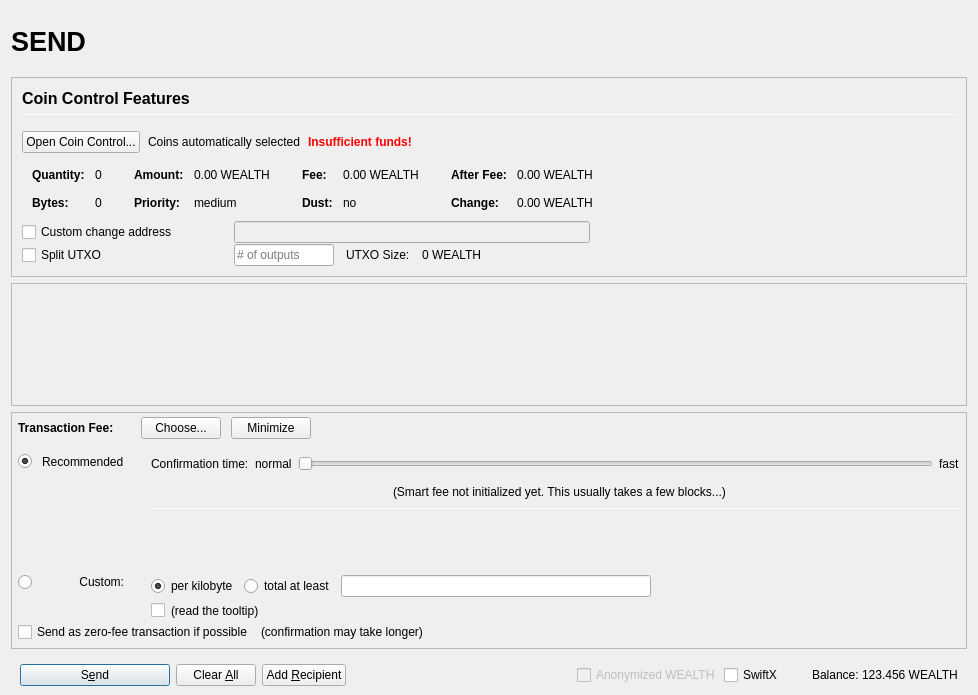
Above: src/qt/forms/sendcoinsdialog.ui from hashplatform/WealthSilo before the change. Below: the same form after it.
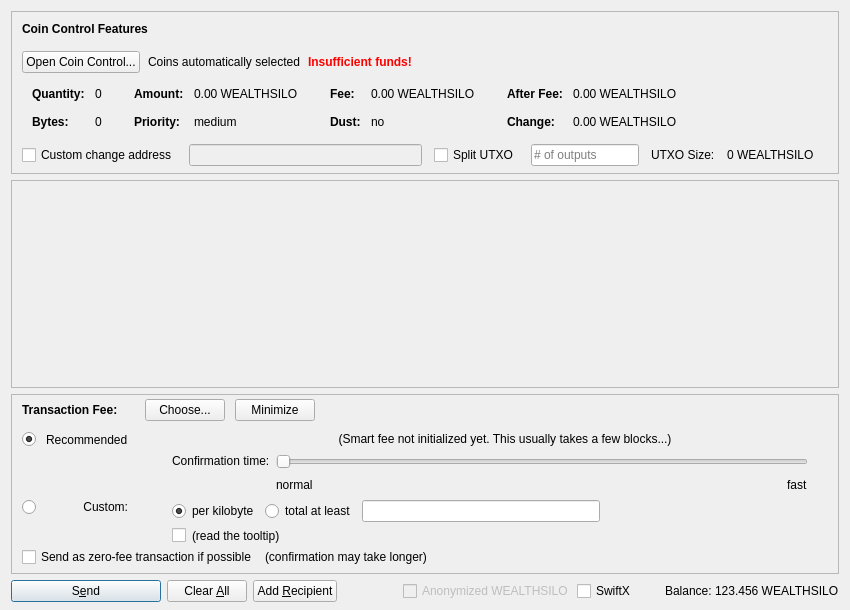
That is the form after the change. Icons and pictures are not drawn. Custom widgets are drawn as their Qt base class.

```diff
--- a/src/qt/forms/sendcoinsdialog.ui
+++ b/src/qt/forms/sendcoinsdialog.ui
@@ -2,155 +2,20 @@
 <ui version="4.0">
  <class>SendCoinsDialog</class>
  <widget class="QDialog" name="SendCoinsDialog">
-  <property name="enabled">
-   <bool>true</bool>
-  </property>
   <property name="geometry">
    <rect>
     <x>0</x>
     <y>0</y>
-    <width>978</width>
-    <height>695</height>
+    <width>850</width>
+    <height>610</height>
    </rect>
   </property>
   <property name="windowTitle">
    <string>Send Coins</string>
   </property>
-  <layout class="QVBoxLayout" name="verticalLayout" stretch="0">
+  <layout class="QVBoxLayout" name="verticalLayout" stretch="0,1,0,0">
    <property name="bottomMargin">
-    <number>9</number>
-   </property>
-   <item>
-    <layout class="QVBoxLayout" name="verticalLayout_Master" stretch="0,1">
-     <property name="spacing">
-      <number>0</number>
-     </property>
-     <property name="leftMargin">
-      <number>0</number>
-     </property>
-     <property name="topMargin">
-      <number>0</number>
-     </property>
-     <property name="rightMargin">
-      <number>0</number>
-     </property>
-     <property name="bottomMargin">
-      <number>0</number>
-     </property>
-     <item>
-      <widget class="QFrame" name="frame_Header">
-       <layout class="QVBoxLayout" name="verticalLayout_Header" stretch="0">
-        <property name="leftMargin">
-         <number>0</number>
-        </property>
-        <property name="topMargin">
-         <number>0</number>
-        </property>
-        <property name="rightMargin">
-         <number>0</number>
-        </property>
-        <property name="bottomMargin">
-         <number>0</number>
-        </property>
-        <item>
-         <layout class="QHBoxLayout" name="horizontalLayout_Header" stretch="1,0,1">
-          <property name="spacing">
-           <number>6</number>
-          </property>
-          <item>
-           <widget class="QLabel" name="labelOverviewHeaderLeft">
-            <property name="minimumSize">
-             <size>
-              <width>464</width>
-              <height>60</height>
-             </size>
-            </property>
-            <property name="maximumSize">
-             <size>
-              <width>16777215</width>
-              <height>60</height>
-             </size>
-            </property>
-            <property name="font">
-             <font>
-              <pointsize>20</pointsize>
-              <weight>75</weight>
-              <bold>true</bold>
-             </font>
-            </property>
-            <property name="text">
-             <string>SEND</string>
-            </property>
-            <property name="alignment">
-             <set>Qt::AlignLeading|Qt::AlignLeft|Qt::AlignVCenter</set>
-            </property>
-           </widget>
-          </item>
-          <item>
-           <spacer name="horizontalSpacer_Header">
-            <property name="orientation">
-             <enum>Qt::Horizontal</enum>
-            </property>
-            <property name="sizeHint" stdset="0">
-             <size>
-              <width>40</width>
-              <height>20</height>
-             </size>
-            </property>
-           </spacer>
-          </item>
-          <item>
-           <widget class="QLabel" name="labelOverviewHeaderRight">
-            <property name="minimumSize">
-             <size>
-              <width>464</width>
-              <height>60</height>
-             </size>
-            </property>
-            <property name="maximumSize">
-             <size>
-              <width>16777215</width>
-              <height>60</height>
-             </size>
-            </property>
-            <property name="font">
-             <font>
-              <pointsize>14</pointsize>
-             </font>
-            </property>
-            <property name="text">
-             <string/>
-            </property>
-            <property name="alignment">
-             <set>Qt::AlignRight|Qt::AlignTrailing|Qt::AlignVCenter</set>
-            </property>
-           </widget>
-          </item>
-         </layout>
-        </item>
-       </layout>
-      </widget>
-     </item>
-     <item>
-      <widget class="QFrame" name="frame_BG">
-       <property name="minimumSize">
-        <size>
-         <width>0</width>
-         <height>0</height>
-        </size>
-       </property>
-       <layout class="QVBoxLayout" name="layout_BG" stretch="0,0,0,0">
-        <property name="leftMargin">
-         <number>0</number>
-        </property>
-        <property name="topMargin">
-         <number>6</number>
-        </property>
-        <property name="rightMargin">
-         <number>0</number>
-        </property>
-        <property name="bottomMargin">
-         <number>0</number>
+    <number>8</number>
         </property>
         <item>
          <widget class="QFrame" name="frameCoinControl">
@@ -186,13 +51,12 @@
             <number>0</number>
            </property>
            <property name="bottomMargin">
-            <number>0</number>
+       <number>6</number>
            </property>
            <item>
-            <widget class="QFrame" name="frameCoinControl_BG">
-             <layout class="QVBoxLayout" name="verticalLayoutCoinControl" stretch="0,0,0,0,0,0">
+       <layout class="QVBoxLayout" name="verticalLayoutCoinControl" stretch="0,0,0,0,1">
               <property name="spacing">
-               <number>1</number>
+         <number>0</number>
               </property>
               <property name="leftMargin">
                <number>10</number>
@@ -206,11 +70,6 @@
                  <number>15</number>
                 </property>
                 <item>
-                 <layout class="QVBoxLayout" name="verticalLayout_3">
-                  <property name="spacing">
-                   <number>6</number>
-                  </property>
-                  <item>
                    <widget class="QLabel" name="labelCoinControlFeatures">
                     <property name="sizePolicy">
                      <sizepolicy hsizetype="Preferred" vsizetype="Maximum">
@@ -218,15 +77,8 @@
                       <verstretch>0</verstretch>
                      </sizepolicy>
                     </property>
-                    <property name="minimumSize">
-                     <size>
-                      <width>0</width>
-                      <height>20</height>
-                     </size>
-                    </property>
                     <property name="font">
                      <font>
-                      <pointsize>12</pointsize>
                       <weight>75</weight>
                       <bold>true</bold>
                      </font>
@@ -239,27 +91,6 @@
                     </property>
                    </widget>
                   </item>
-                  <item>
-                   <widget class="Line" name="line">
-                    <property name="minimumSize">
-                     <size>
-                      <width>0</width>
-                      <height>1</height>
-                     </size>
-                    </property>
-                    <property name="maximumSize">
-                     <size>
-                      <width>16777215</width>
-                      <height>1</height>
-                     </size>
-                    </property>
-                    <property name="orientation">
-                     <enum>Qt::Horizontal</enum>
-                    </property>
-                   </widget>
-                  </item>
-                 </layout>
-                </item>
                </layout>
               </item>
               <item>
@@ -493,7 +324,7 @@
                         <enum>Qt::ActionsContextMenu</enum>
                        </property>
                        <property name="text">
-                        <string notr="true">0.00 WEALTH</string>
+                  <string notr="true">0.00 WEALTHSILO</string>
                        </property>
                        <property name="textInteractionFlags">
                         <set>Qt::LinksAccessibleByMouse|Qt::TextSelectableByKeyboard|Qt::TextSelectableByMouse</set>
@@ -573,7 +404,7 @@
                         <enum>Qt::ActionsContextMenu</enum>
                        </property>
                        <property name="text">
-                        <string notr="true">0.00 WEALTH</string>
+                  <string notr="true">0.00 WEALTHSILO</string>
                        </property>
                        <property name="textInteractionFlags">
                         <set>Qt::LinksAccessibleByMouse|Qt::TextSelectableByKeyboard|Qt::TextSelectableByMouse</set>
@@ -653,7 +484,7 @@
                         <enum>Qt::ActionsContextMenu</enum>
                        </property>
                        <property name="text">
-                        <string notr="true">0.00 WEALTH</string>
+                  <string notr="true">0.00 WEALTHSILO</string>
                        </property>
                        <property name="textInteractionFlags">
                         <set>Qt::LinksAccessibleByMouse|Qt::TextSelectableByKeyboard|Qt::TextSelectableByMouse</set>
@@ -682,7 +513,7 @@
                         <enum>Qt::ActionsContextMenu</enum>
                        </property>
                        <property name="text">
-                        <string notr="true">0.00 WEALTH</string>
+                  <string notr="true">0.00 WEALTHSILO</string>
                        </property>
                        <property name="textInteractionFlags">
                         <set>Qt::LinksAccessibleByMouse|Qt::TextSelectableByKeyboard|Qt::TextSelectableByMouse</set>
@@ -697,7 +528,7 @@
                </widget>
               </item>
               <item>
-               <layout class="QHBoxLayout" name="horizontalLayoutCoinControl4">
+         <layout class="QHBoxLayout" name="horizontalLayoutCoinControl4" stretch="0,0,0,0,0,0,0">
                 <property name="spacing">
                  <number>12</number>
                 </property>
@@ -705,31 +536,13 @@
                  <enum>QLayout::SetDefaultConstraint</enum>
                 </property>
                 <property name="topMargin">
-                 <number>0</number>
+           <number>5</number>
                 </property>
                 <property name="rightMargin">
-                 <number>0</number>
+           <number>5</number>
                 </property>
                 <item>
                  <widget class="QCheckBox" name="checkBoxCoinControlChange">
-                  <property name="sizePolicy">
-                   <sizepolicy hsizetype="Preferred" vsizetype="Preferred">
-                    <horstretch>0</horstretch>
-                    <verstretch>0</verstretch>
-                   </sizepolicy>
-                  </property>
-                  <property name="minimumSize">
-                   <size>
-                    <width>200</width>
-                    <height>0</height>
-                   </size>
-                  </property>
-                  <property name="maximumSize">
-                   <size>
-                    <width>200</width>
-                    <height>16777215</height>
-                   </size>
-                  </property>
                   <property name="toolTip">
                    <string>If this is activated, but the change address is empty or invalid, change will be sent to a newly generated address.</string>
                   </property>
@@ -744,71 +557,15 @@
                    <bool>false</bool>
                   </property>
                   <property name="sizePolicy">
-                   <sizepolicy hsizetype="Preferred" vsizetype="Preferred">
+             <sizepolicy hsizetype="Expanding" vsizetype="Fixed">
                     <horstretch>0</horstretch>
                     <verstretch>0</verstretch>
                    </sizepolicy>
                   </property>
-                  <property name="minimumSize">
-                   <size>
-                    <width>300</width>
-                    <height>0</height>
-                   </size>
-                  </property>
-                 </widget>
-                </item>
-                <item>
-                 <widget class="QLabel" name="labelCoinControlChangeLabel">
-                  <property name="sizePolicy">
-                   <sizepolicy hsizetype="Preferred" vsizetype="Preferred">
-                    <horstretch>0</horstretch>
-                    <verstretch>0</verstretch>
-                   </sizepolicy>
-                  </property>
-                  <property name="minimumSize">
-                   <size>
-                    <width>100</width>
-                    <height>0</height>
-                   </size>
-                  </property>
-                  <property name="text">
-                   <string/>
-                  </property>
-                  <property name="margin">
-                   <number>3</number>
-                  </property>
-                 </widget>
-                </item>
-               </layout>
-              </item>
-              <item>
-               <layout class="QHBoxLayout" name="horizontalLayoutCoinControl6">
-                <property name="spacing">
-                 <number>12</number>
-                </property>
-                <property name="rightMargin">
-                 <number>0</number>
-                </property>
+           </widget>
+          </item>
                 <item>
                  <widget class="QCheckBox" name="splitBlockCheckBox">
-                  <property name="sizePolicy">
-                   <sizepolicy hsizetype="Preferred" vsizetype="Preferred">
-                    <horstretch>0</horstretch>
-                    <verstretch>0</verstretch>
-                   </sizepolicy>
-                  </property>
-                  <property name="minimumSize">
-                   <size>
-                    <width>200</width>
-                    <height>0</height>
-                   </size>
-                  </property>
-                  <property name="maximumSize">
-                   <size>
-                    <width>200</width>
-                    <height>16777215</height>
-                   </size>
-                  </property>
                   <property name="text">
                    <string>Split UTXO</string>
                   </property>
@@ -817,23 +574,11 @@
                 <item>
                  <widget class="QLineEdit" name="splitBlockLineEdit">
                   <property name="sizePolicy">
-                   <sizepolicy hsizetype="Preferred" vsizetype="Preferred">
+             <sizepolicy hsizetype="Fixed" vsizetype="Fixed">
                     <horstretch>50</horstretch>
                     <verstretch>0</verstretch>
                    </sizepolicy>
                   </property>
-                  <property name="minimumSize">
-                   <size>
-                    <width>100</width>
-                    <height>0</height>
-                   </size>
-                  </property>
-                  <property name="maximumSize">
-                   <size>
-                    <width>100</width>
-                    <height>16777215</height>
-                   </size>
-                  </property>
                   <property name="placeholderText">
                    <string># of outputs</string>
                   </property>
@@ -849,22 +594,31 @@
                 <item>
                  <widget class="QLabel" name="labelBlockSize">
                   <property name="text">
-                   <string>0 WEALTH</string>
+             <string>0 WEALTHSILO</string>
                   </property>
                  </widget>
                 </item>
                 <item>
-                 <spacer name="horizontalSpacer_7">
-                  <property name="orientation">
-                   <enum>Qt::Horizontal</enum>
-                  </property>
-                  <property name="sizeHint" stdset="0">
+           <widget class="QLabel" name="labelCoinControlChangeLabel">
+            <property name="sizePolicy">
+             <sizepolicy hsizetype="Preferred" vsizetype="Expanding">
+              <horstretch>0</horstretch>
+              <verstretch>0</verstretch>
+             </sizepolicy>
+            </property>
+            <property name="minimumSize">
                    <size>
-                    <width>40</width>
-                    <height>20</height>
-                   </size>
-                  </property>
-                 </spacer>
+              <width>0</width>
+              <height>0</height>
+             </size>
+            </property>
+            <property name="text">
+             <string/>
+            </property>
+            <property name="margin">
+             <number>3</number>
+            </property>
+           </widget>
                 </item>
                </layout>
               </item>
@@ -882,7 +636,6 @@
                </spacer>
               </item>
              </layout>
-            </widget>
            </item>
           </layout>
          </widget>
@@ -897,8 +650,8 @@
             <rect>
              <x>0</x>
              <y>0</y>
-             <width>956</width>
-             <height>69</height>
+        <width>830</width>
+        <height>113</height>
             </rect>
            </property>
            <layout class="QVBoxLayout" name="verticalLayout_2" stretch="0,1">
@@ -980,14 +733,11 @@
               <number>0</number>
              </property>
              <property name="leftMargin">
-              <number>6</number>
+         <number>10</number>
              </property>
              <property name="topMargin">
               <number>0</number>
              </property>
-             <property name="rightMargin">
-              <number>6</number>
-             </property>
              <item>
               <layout class="QHBoxLayout" name="horizontalLayoutFee1">
                <property name="bottomMargin">
@@ -1129,61 +879,7 @@
                   <property name="verticalSpacing">
                    <number>4</number>
                   </property>
-                  <item row="2" column="0">
-                   <layout class="QVBoxLayout" name="verticalLayoutFee4" stretch="0">
-                    <item>
-                     <spacer name="verticalSpacer_2">
-                      <property name="orientation">
-                       <enum>Qt::Vertical</enum>
-                      </property>
-                      <property name="sizeHint" stdset="0">
-                       <size>
-                        <width>1</width>
-                        <height>1</height>
-                       </size>
-                      </property>
-                     </spacer>
-                    </item>
-                   </layout>
-                  </item>
-                  <item row="3" column="0">
-                   <layout class="QVBoxLayout" name="verticalLayoutFee9" stretch="0,1">
-                    <item>
-                     <widget class="QRadioButton" name="radioCustomFee">
-                      <property name="text">
-                       <string/>
-                      </property>
-                      <attribute name="buttonGroup">
-                       <string notr="true">groupFee</string>
-                      </attribute>
-                     </widget>
-                    </item>
-                    <item>
-                     <spacer name="verticalSpacer_6">
-                      <property name="orientation">
-                       <enum>Qt::Vertical</enum>
-                      </property>
-                      <property name="sizeHint" stdset="0">
-                       <size>
-                        <width>1</width>
-                        <height>1</height>
-                       </size>
-                      </property>
-                     </spacer>
-                    </item>
-                   </layout>
-                  </item>
-                  <item row="3" column="1">
-                   <widget class="QLabel" name="labelCustomFee">
-                    <property name="text">
-                     <string>Custom:</string>
-                    </property>
-                    <property name="alignment">
-                     <set>Qt::AlignRight|Qt::AlignTop|Qt::AlignTrailing</set>
-                    </property>
-                   </widget>
-                  </item>
-                  <item row="3" column="4">
+             <item row="2" column="4">
                    <layout class="QVBoxLayout" name="verticalLayoutFee8">
                     <property name="spacing">
                      <number>6</number>
@@ -1282,27 +978,80 @@
                     </item>
                    </layout>
                   </item>
-                  <item row="1" column="1">
-                   <widget class="QLabel" name="labelSmartFee_2">
+             <item row="1" column="0">
+              <layout class="QVBoxLayout" name="verticalLayoutFee4" stretch="1">
+               <item>
+                <spacer name="verticalSpacer_2">
+                 <property name="orientation">
+                  <enum>Qt::Vertical</enum>
+                 </property>
+                 <property name="sizeHint" stdset="0">
+                  <size>
+                   <width>1</width>
+                   <height>1</height>
+                  </size>
+                 </property>
+                </spacer>
+               </item>
+              </layout>
+             </item>
+             <item row="2" column="0">
+              <layout class="QVBoxLayout" name="verticalLayoutFee9" stretch="0,1">
+               <item>
+                <widget class="QRadioButton" name="radioCustomFee">
                     <property name="text">
-                     <string>Recommended</string>
-                    </property>
-                   </widget>
-                  </item>
-                  <item row="0" column="4" rowspan="3">
-                   <layout class="QVBoxLayout" name="verticalLayoutFee3" stretch="0,0,0,0,1,0">
+                  <string/>
+                 </property>
+                 <attribute name="buttonGroup">
+                  <string notr="true">groupFee</string>
+                 </attribute>
+                </widget>
+               </item>
+               <item>
+                <spacer name="verticalSpacer_6">
+                 <property name="orientation">
+                  <enum>Qt::Vertical</enum>
+                 </property>
+                 <property name="sizeHint" stdset="0">
+                  <size>
+                   <width>1</width>
+                   <height>1</height>
+                  </size>
+                 </property>
+                </spacer>
+               </item>
+              </layout>
+             </item>
+             <item row="1" column="4">
+              <layout class="QVBoxLayout" name="verticalLayoutFee3" stretch="0,0,1">
                     <property name="spacing">
                      <number>6</number>
                     </property>
                     <property name="topMargin">
                      <number>2</number>
                     </property>
-                    <property name="bottomMargin">
-                     <number>20</number>
-                    </property>
+               <item>
+                <layout class="QHBoxLayout" name="horizontalLayoutFee12">
+                 <item>
+                  <spacer name="horizontalSpacer_5">
+                   <property name="orientation">
+                    <enum>Qt::Horizontal</enum>
+                   </property>
+                   <property name="sizeHint" stdset="0">
+                    <size>
+                     <width>1</width>
+                     <height>1</height>
+                    </size>
+                   </property>
+                  </spacer>
+                 </item>
+                </layout>
+               </item>
                     <item>
                      <layout class="QHBoxLayout" name="horizontalLayoutFee9">
                       <item>
+                  <layout class="QVBoxLayout" name="verticalLayoutFee6">
+                   <item>
                        <widget class="QLabel" name="labelSmartFee3">
                         <property name="text">
                          <string>Confirmation time:</string>
@@ -1313,23 +1062,27 @@
                        </widget>
                       </item>
                       <item>
-                       <widget class="QLabel" name="labelSmartFeeNormal">
-                        <property name="text">
-                         <string>normal</string>
-                        </property>
-                        <property name="margin">
-                         <number>2</number>
-                        </property>
-                       </widget>
-                      </item>
+                    <spacer name="verticalSpacer_3">
+                     <property name="orientation">
+                      <enum>Qt::Vertical</enum>
+                     </property>
+                     <property name="sizeHint" stdset="0">
+                      <size>
+                       <width>1</width>
+                       <height>1</height>
+                      </size>
+                     </property>
+                    </spacer>
+                   </item>
+                  </layout>
+                 </item>
+                 <item>
+                  <layout class="QVBoxLayout" name="verticalLayoutFee5">
+                   <property name="rightMargin">
+                    <number>30</number>
+                   </property>
                       <item>
                        <widget class="QSlider" name="sliderSmartFee">
-                        <property name="minimumSize">
-                         <size>
-                          <width>0</width>
-                          <height>24</height>
-                         </size>
-                        </property>
                         <property name="minimum">
                          <number>0</number>
                         </property>
@@ -1357,6 +1110,28 @@
                        </widget>
                       </item>
                       <item>
+                    <layout class="QHBoxLayout" name="horizontalLayoutFee10">
+                     <item>
+                      <widget class="QLabel" name="labelSmartFeeNormal">
+                       <property name="text">
+                        <string>normal</string>
+                       </property>
+                      </widget>
+                     </item>
+                     <item>
+                      <spacer name="horizontalSpacer_3">
+                       <property name="orientation">
+                        <enum>Qt::Horizontal</enum>
+                       </property>
+                       <property name="sizeHint" stdset="0">
+                        <size>
+                         <width>40</width>
+                         <height>20</height>
+                        </size>
+                       </property>
+                      </spacer>
+                     </item>
+                     <item>
                        <widget class="QLabel" name="labelSmartFeeFast">
                         <property name="text">
                          <string>fast</string>
@@ -1365,148 +1140,81 @@
                       </item>
                      </layout>
                     </item>
+                  </layout>
+                 </item>
+                </layout>
+               </item>
                     <item>
-                     <layout class="QHBoxLayout" name="horizontalLayout_recommended_texts">
-                      <property name="spacing">
-                       <number>0</number>
-                      </property>
-                      <item>
-                       <spacer name="horizontalSpacer_8">
+                <spacer name="verticalSpacer_4">
                         <property name="orientation">
-                         <enum>Qt::Horizontal</enum>
+                  <enum>Qt::Vertical</enum>
                         </property>
                         <property name="sizeHint" stdset="0">
                          <size>
-                          <width>40</width>
-                          <height>20</height>
+                   <width>1</width>
+                   <height>1</height>
                          </size>
                         </property>
                        </spacer>
                       </item>
-                      <item>
+              </layout>
+             </item>
+             <item row="0" column="1">
+              <widget class="QLabel" name="labelSmartFee_2">
+               <property name="text">
+                <string>Recommended</string>
+               </property>
+              </widget>
+             </item>
+             <item row="0" column="0">
+              <widget class="QRadioButton" name="radioSmartFee">
+               <property name="text">
+                <string/>
+               </property>
+               <property name="checked">
+                <bool>true</bool>
+               </property>
+               <attribute name="buttonGroup">
+                <string notr="true">groupFee</string>
+               </attribute>
+              </widget>
+             </item>
+             <item row="2" column="1">
+              <widget class="QLabel" name="labelCustomFee">
+               <property name="text">
+                <string>Custom:</string>
+               </property>
+               <property name="alignment">
+                <set>Qt::AlignRight|Qt::AlignTop|Qt::AlignTrailing</set>
+               </property>
+              </widget>
+             </item>
+             <item row="0" column="2">
+              <widget class="QLabel" name="labelSmartFee">
+               <property name="text">
+                <string/>
+               </property>
+               <property name="margin">
+                <number>2</number>
+               </property>
+              </widget>
+             </item>
+             <item row="0" column="3">
                        <widget class="QLabel" name="labelFeeEstimation">
                         <property name="text">
                          <string/>
                         </property>
-                        <property name="margin">
-                         <number>2</number>
-                        </property>
-                       </widget>
-                      </item>
-                      <item>
+              </widget>
+             </item>
+             <item row="0" column="4">
                        <widget class="QLabel" name="labelSmartFee2">
                         <property name="text">
                          <string>(Smart fee not initialized yet. This usually takes a few blocks...)</string>
                         </property>
                         <property name="alignment">
-                         <set>Qt::AlignLeading|Qt::AlignLeft|Qt::AlignVCenter</set>
+                <set>Qt::AlignHCenter</set>
                         </property>
                         <property name="wordWrap">
-                         <bool>false</bool>
-                        </property>
-                        <property name="margin">
-                         <number>2</number>
-                        </property>
-                        <property name="indent">
-                         <number>-1</number>
-                        </property>
-                       </widget>
-                      </item>
-                      <item>
-                       <spacer name="horizontalSpacer_3">
-                        <property name="orientation">
-                         <enum>Qt::Horizontal</enum>
-                        </property>
-                        <property name="sizeHint" stdset="0">
-                         <size>
-                          <width>40</width>
-                          <height>20</height>
-                         </size>
-                        </property>
-                       </spacer>
-                      </item>
-                     </layout>
-                    </item>
-                    <item>
-                     <widget class="Line" name="line_2">
-                      <property name="minimumSize">
-                       <size>
-                        <width>0</width>
-                        <height>1</height>
-                       </size>
-                      </property>
-                      <property name="maximumSize">
-                       <size>
-                        <width>16777215</width>
-                        <height>1</height>
-                       </size>
-                      </property>
-                      <property name="orientation">
-                       <enum>Qt::Horizontal</enum>
-                      </property>
-                     </widget>
-                    </item>
-                    <item>
-                     <layout class="QHBoxLayout" name="horizontalLayoutFee12">
-                      <item>
-                       <spacer name="horizontalSpacer_5">
-                        <property name="orientation">
-                         <enum>Qt::Horizontal</enum>
-                        </property>
-                        <property name="sizeHint" stdset="0">
-                         <size>
-                          <width>1</width>
-                          <height>1</height>
-                         </size>
-                        </property>
-                       </spacer>
-                      </item>
-                     </layout>
-                    </item>
-                    <item>
-                     <spacer name="verticalSpacer_4">
-                      <property name="orientation">
-                       <enum>Qt::Vertical</enum>
-                      </property>
-                      <property name="sizeHint" stdset="0">
-                       <size>
-                        <width>1</width>
-                        <height>1</height>
-                       </size>
-                      </property>
-                     </spacer>
-                    </item>
-                    <item>
-                     <spacer name="verticalSpacer_3">
-                      <property name="orientation">
-                       <enum>Qt::Vertical</enum>
-                      </property>
-                      <property name="sizeHint" stdset="0">
-                       <size>
-                        <width>20</width>
-                        <height>40</height>
-                       </size>
-                      </property>
-                     </spacer>
-                    </item>
-                   </layout>
-                  </item>
-                  <item row="1" column="2">
-                   <widget class="QLabel" name="labelSmartFee">
-                    <property name="text">
-                     <string/>
-                    </property>
-                    <property name="margin">
-                     <number>2</number>
-                    </property>
-                   </widget>
-                  </item>
-                  <item row="1" column="0">
-                   <widget class="QRadioButton" name="radioSmartFee">
-                    <property name="text">
-                     <string/>
-                    </property>
-                    <property name="checked">
                      <bool>true</bool>
                     </property>
                     <attribute name="buttonGroup">
@@ -1591,11 +1299,7 @@
          </widget>
         </item>
         <item>
-         <widget class="QFrame" name="frame_Send">
           <layout class="QHBoxLayout" name="horizontalLayout">
-           <property name="bottomMargin">
-            <number>0</number>
-           </property>
            <item>
             <widget class="QPushButton" name="sendButton">
              <property name="minimumSize">
@@ -1686,7 +1390,7 @@
                 <bool>false</bool>
                </property>
                <property name="text">
-                <string>Anonymized WEALTH</string>
+          <string>Anonymized WEALTHSILO</string>
                </property>
               </widget>
              </item>
@@ -1725,7 +1429,7 @@
                 <cursorShape>IBeamCursor</cursorShape>
                </property>
                <property name="text">
-                <string notr="true">123.456 WEALTH</string>
+          <string notr="true">123.456 WEALTHSILO</string>
                </property>
                <property name="textInteractionFlags">
                 <set>Qt::LinksAccessibleByMouse|Qt::TextSelectableByKeyboard|Qt::TextSelectableByMouse</set>
@@ -1733,12 +1437,6 @@
               </widget>
              </item>
             </layout>
-           </item>
-          </layout>
-         </widget>
-        </item>
-       </layout>
-      </widget>
      </item>
     </layout>
    </item>
```
Left out of the diff: 14 changed lines with no effect on the pictures. Lines whose indentation alone changed are shown as unchanged.
